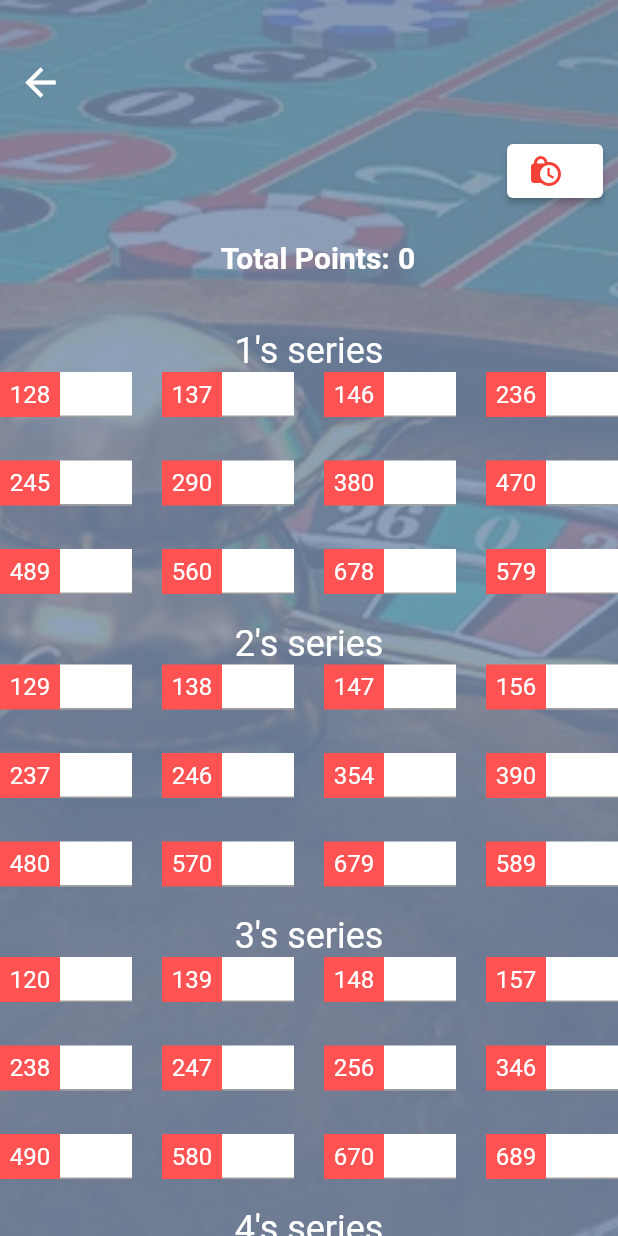
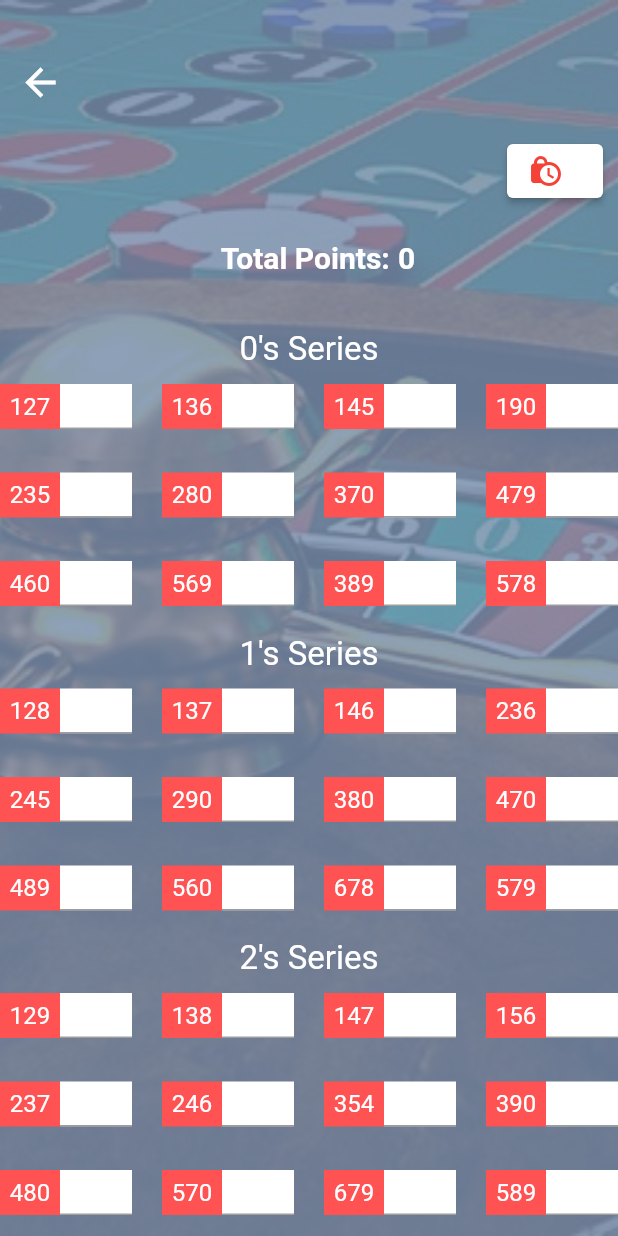
Before and after one commit to DroidSU/kuber_starline, a Flutter app: the SinglePannaGameScreen screen opened directly with empty values, on a phone screen of 412 x 824 dp. Run offline on Flutter 3.47's test engine with Material 2 defaults, Android fonts, the light colour scheme and no system bars; our stand-ins replace shared_preferences; accounts and stored records are empty.

Commit message:
Design and UI changes

```diff
--- /dev/null
+++ b/lib/customs/custom_game_box.dart
@@ -0,0 +1,75 @@
+import 'package:flutter/material.dart';
+
+import 'custom_inc_dec_textfield.dart';
+
+class CustomGameBox extends StatefulWidget {
+  final String seriesName;
+  final List<int> listOfNumbers;
+
+  CustomGameBox({@required this.seriesName, @required this.listOfNumbers});
+
+  @override
+  _CustomGameBoxState createState() => _CustomGameBoxState();
+}
+
+class _CustomGameBoxState extends State<CustomGameBox> {
+  String seriesName;
+  List<int> listOfNumbers = List();
+
+  @override
+  void initState() {
+    // TODO: implement initState
+    super.initState();
+    seriesName = widget.seriesName;
+    listOfNumbers = widget.listOfNumbers;
+  }
+
+  @override
+  Widget build(BuildContext context) {
+    return Column(
+      mainAxisAlignment: MainAxisAlignment.center,
+      children: [
+        Container(
+          alignment: Alignment.center,
+          color: Colors.transparent,
+          child: Text(
+            seriesName,
+            style: TextStyle(color: Colors.white, fontSize: 22),
+          ),
+        ),
+        SizedBox(
+          height: 10,
+        ),
+        GridView.builder(
+            itemCount: listOfNumbers.length,
+            shrinkWrap: true,
+            physics: NeverScrollableScrollPhysics(),
+            gridDelegate: SliverGridDelegateWithMaxCrossAxisExtent(
+                maxCrossAxisExtent: 100,
+                childAspectRatio: 4 / 2,
+                crossAxisSpacing: 20,
+                mainAxisSpacing: 15),
+            itemBuilder: (BuildContext buildcontext, index) {
+              return CustomTextField(
+                boxValue: listOfNumbers[index],
+                onAmountValueChanged: (value) {
+                  // valueMap[index] = int.parse(value);
+                  // int currentPoint = 0;
+                  //
+                  // for (int i = 0; i < valueMap.length; i++) {
+                  //   currentPoint += valueMap[i];
+                  // }
+                  //
+                  // setState(() {
+                  //   totalPoints = currentPoint;
+                  // });
+                },
+              );
+            }),
+        SizedBox(
+          height: 5,
+        ),
+      ],
+    );
+  }
+}
--- a/lib/customs/utility_methods.dart
+++ b/lib/customs/utility_methods.dart
@@ -49,7 +49,6 @@ class UtilityMethodsManager {
 
     int difference = dateTimeNow.difference(inputTime).inMinutes;
 
-    print(difference);
     if (difference < -20)
       return true;
     else
--- a/lib/ui/SingleGameScreen.dart
+++ b/lib/ui/SingleGameScreen.dart
@@ -195,7 +195,9 @@ class _SingleGameScreenState extends State<SingleGameScreen> {
                       style: TextStyle(color: Colors.white, fontSize: 18),
                     ),
                     color: Colors.red,
-                    onPressed: () {},
+                    onPressed: () {
+                      onSubmitClicked();
+                    },
                   ),
                 ),
               )
@@ -217,4 +219,6 @@ class _SingleGameScreenState extends State<SingleGameScreen> {
 
     return true;
   }
+
+  void onSubmitClicked() {}
 }
--- a/lib/ui/SinglePannaGameScreen.dart
+++ b/lib/ui/SinglePannaGameScreen.dart
@@ -1,6 +1,8 @@
+import 'dart:collection';
+
 import 'package:flutter/material.dart';
 import 'package:kuber_starline/constants/project_constants.dart';
-import 'package:kuber_starline/customs/custom_inc_dec_textfield.dart';
+import 'package:kuber_starline/customs/custom_game_box.dart';
 import 'package:kuber_starline/network/models/game_model.dart';
 import 'package:shared_preferences/shared_preferences.dart';
 
@@ -27,10 +29,18 @@ class _SinglePannaGameScreenState extends State<SinglePannaGameScreen> {
 
   int totalPoints = 0;
 
+  List<int> zeroSeriesNumber = List();
   List<int> oneSeriesNumbers = List();
   List<int> twoSeriesNumbers = List();
   List<int> threeSeriesNumbers = List();
   List<int> fourSeriesNumbers = List();
+  List<int> fiveSeriesNumbers = List();
+  List<int> sixSeriesNumbers = List();
+  List<int> sevenSeriesNumbers = List();
+  List<int> eightSeriesNumbers = List();
+  List<int> nineSeriesNumbers = List();
+
+  HashMap<int, List> hashMap = HashMap();
 
   @override
   void initState() {
@@ -41,6 +51,21 @@ class _SinglePannaGameScreenState extends State<SinglePannaGameScreen> {
     gameTime = widget.gameTime;
 
     getUserDetails();
+
+    zeroSeriesNumber = [
+      127,
+      136,
+      145,
+      190,
+      235,
+      280,
+      370,
+      479,
+      460,
+      569,
+      389,
+      578
+    ];
 
     oneSeriesNumbers = [
       128,
@@ -101,6 +126,118 @@ class _SinglePannaGameScreenState extends State<SinglePannaGameScreen> {
       680,
       789
     ];
+
+    fiveSeriesNumbers = [
+      159,
+      168,
+      230,
+      249,
+      258,
+      140,
+      267,
+      348,
+      357,
+      456,
+      690,
+      780
+    ];
+
+    sixSeriesNumbers = [
+      123,
+      150,
+      169,
+      178,
+      240,
+      259,
+      268,
+      349,
+      358,
+      457,
+      367,
+      790
+    ];
+
+    sevenSeriesNumbers = [
+      124,
+      160,
+      179,
+      250,
+      269,
+      278,
+      340,
+      359,
+      368,
+      458,
+      467,
+      890
+    ];
+
+    eightSeriesNumbers = [
+      125,
+      134,
+      170,
+      189,
+      260,
+      279,
+      350,
+      369,
+      378,
+      459,
+      567,
+      468
+    ];
+
+    nineSeriesNumbers = [
+      126,
+      135,
+      180,
+      234,
+      270,
+      289,
+      360,
+      379,
+      450,
+      469,
+      478,
+      568
+    ];
+
+    if (hashMap.isEmpty) {
+      for (int i = 0; i < 10; i++) {
+        switch (i) {
+          case 0:
+            hashMap[i] = zeroSeriesNumber;
+            break;
+          case 1:
+            hashMap[i] = oneSeriesNumbers;
+            break;
+          case 2:
+            hashMap[i] = twoSeriesNumbers;
+            break;
+          case 3:
+            hashMap[i] = threeSeriesNumbers;
+            break;
+          case 4:
+            hashMap[i] = fourSeriesNumbers;
+            break;
+          case 5:
+            hashMap[i] = fiveSeriesNumbers;
+            break;
+          case 6:
+            hashMap[i] = sixSeriesNumbers;
+            break;
+          case 7:
+            hashMap[i] = sevenSeriesNumbers;
+            break;
+          case 8:
+            hashMap[i] = eightSeriesNumbers;
+            break;
+          case 9:
+            hashMap[i] = nineSeriesNumbers;
+            break;
+        }
+      }
+    }
   }
 
   @override
@@ -213,175 +350,36 @@ class _SinglePannaGameScreenState extends State<SinglePannaGameScreen> {
                     mainAxisAlignment: MainAxisAlignment.center,
                     crossAxisAlignment: CrossAxisAlignment.center,
                     children: [
-                      Column(
-                        mainAxisAlignment: MainAxisAlignment.center,
-                        children: [
-                          Container(
-                            alignment: Alignment.center,
-                            color: Colors.transparent,
-                            child: Text(
-                              '1\'s series',
-                              style:
-                                  TextStyle(color: Colors.white, fontSize: 24),
-                            ),
-                          ),
-                          GridView.builder(
-                              itemCount: oneSeriesNumbers.length,
-                              shrinkWrap: true,
-                              gridDelegate:
-                                  SliverGridDelegateWithMaxCrossAxisExtent(
-                                      maxCrossAxisExtent: 100,
-                                      childAspectRatio: 4 / 2,
-                                      crossAxisSpacing: 20,
-                                      mainAxisSpacing: 15),
-                              itemBuilder: (BuildContext buildcontext, index) {
-                                return CustomTextField(
-                                  boxValue: oneSeriesNumbers[index],
-                                  onAmountValueChanged: (value) {
-                                    // valueMap[index] = int.parse(value);
-                                    // int currentPoint = 0;
-                                    //
-                                    // for (int i = 0; i < valueMap.length; i++) {
-                                    //   currentPoint += valueMap[i];
-                                    // }
-                                    //
-                                    // setState(() {
-                                    //   totalPoints = currentPoint;
-                                    // });
-                                  },
-                                );
-                              }),
-                        ],
-                      ),
-                      SizedBox(
-                        height: 5,
-                      ),
-                      Column(
-                        mainAxisAlignment: MainAxisAlignment.center,
-                        children: [
-                          Container(
-                            alignment: Alignment.center,
-                            color: Colors.transparent,
-                            child: Text(
-                              '2\'s series',
-                              style:
-                                  TextStyle(color: Colors.white, fontSize: 24),
-                            ),
-                          ),
-                          GridView.builder(
-                              itemCount: twoSeriesNumbers.length,
-                              shrinkWrap: true,
-                              gridDelegate:
-                                  SliverGridDelegateWithMaxCrossAxisExtent(
-                                      maxCrossAxisExtent: 100,
-                                      childAspectRatio: 4 / 2,
-                                      crossAxisSpacing: 20,
-                                      mainAxisSpacing: 15),
-                              itemBuilder: (BuildContext buildcontext, index) {
-                                return CustomTextField(
-                                  boxValue: twoSeriesNumbers[index],
-                                  onAmountValueChanged: (value) {
-                                    // valueMap[index] = int.parse(value);
-                                    // int currentPoint = 0;
-                                    //
-                                    // for (int i = 0; i < valueMap.length; i++) {
-                                    //   currentPoint += valueMap[i];
-                                    // }
-                                    //
-                                    // setState(() {
-                                    //   totalPoints = currentPoint;
-                                    // });
-                                  },
-                                );
-                              }),
-                        ],
-                      ),
-                      SizedBox(
-                        height: 5,
-                      ),
-                      Column(
-                        mainAxisAlignment: MainAxisAlignment.center,
-                        children: [
-                          Container(
-                            alignment: Alignment.center,
-                            color: Colors.transparent,
-                            child: Text(
-                              '3\'s series',
-                              style:
-                                  TextStyle(color: Colors.white, fontSize: 24),
-                            ),
-                          ),
-                          GridView.builder(
-                              itemCount: threeSeriesNumbers.length,
-                              shrinkWrap: true,
-                              gridDelegate:
-                                  SliverGridDelegateWithMaxCrossAxisExtent(
-                                      maxCrossAxisExtent: 100,
-                                      childAspectRatio: 4 / 2,
-                                      crossAxisSpacing: 20,
-                                      mainAxisSpacing: 15),
-                              itemBuilder: (BuildContext buildcontext, index) {
-                                return CustomTextField(
-                                  boxValue: threeSeriesNumbers[index],
-                                  onAmountValueChanged: (value) {
-                                    // valueMap[index] = int.parse(value);
-                                    // int currentPoint = 0;
-                                    //
-                                    // for (int i = 0; i < valueMap.length; i++) {
-                                    //   currentPoint += valueMap[i];
-                                    // }
-                                    //
-                                    // setState(() {
-                                    //   totalPoints = currentPoint;
-                                    // });
-                                  },
-                                );
-                              }),
-                        ],
-                      ),
-                      SizedBox(
-                        height: 5,
-                      ),
-                      Column(
-                        mainAxisAlignment: MainAxisAlignment.center,
-                        children: [
-                          Container(
-                            alignment: Alignment.center,
-                            color: Colors.transparent,
-                            child: Text(
-                              '4\'s series',
-                              style:
-                                  TextStyle(color: Colors.white, fontSize: 24),
-                            ),
-                          ),
-                          GridView.builder(
-                              itemCount: fourSeriesNumbers.length,
-                              shrinkWrap: true,
-                              gridDelegate:
-                                  SliverGridDelegateWithMaxCrossAxisExtent(
-                                      maxCrossAxisExtent: 100,
-                                      childAspectRatio: 4 / 2,
-                                      crossAxisSpacing: 20,
-                                      mainAxisSpacing: 15),
-                              itemBuilder: (BuildContext buildcontext, index) {
-                                return CustomTextField(
-                                  boxValue: fourSeriesNumbers[index],
-                                  onAmountValueChanged: (value) {
-                                    // valueMap[index] = int.parse(value);
-                                    // int currentPoint = 0;
-                                    //
-                                    // for (int i = 0; i < valueMap.length; i++) {
-                                    //   currentPoint += valueMap[i];
-                                    // }
-                                    //
-                                    // setState(() {
-                                    //   totalPoints = currentPoint;
-                                    // });
-                                  },
-                                );
-                              }),
-                        ],
-                      ),
+                      CustomGameBox(
+                          seriesName: '0\'s Series',
+                          listOfNumbers: zeroSeriesNumber),
+                      CustomGameBox(
+                          seriesName: '1\'s Series',
+                          listOfNumbers: oneSeriesNumbers),
+                      CustomGameBox(
+                          seriesName: '2\'s Series',
+                          listOfNumbers: twoSeriesNumbers),
+                      CustomGameBox(
+                          seriesName: '3\'s Series',
+                          listOfNumbers: threeSeriesNumbers),
+                      CustomGameBox(
+                          seriesName: '4\'s Series',
+                          listOfNumbers: fourSeriesNumbers),
+                      CustomGameBox(
+                          seriesName: '5\'s Series',
+                          listOfNumbers: fiveSeriesNumbers),
+                      CustomGameBox(
+                          seriesName: '6\'s Series',
+                          listOfNumbers: sixSeriesNumbers),
+                      CustomGameBox(
+                          seriesName: '7\'s Series',
+                          listOfNumbers: sevenSeriesNumbers),
+                      CustomGameBox(
+                          seriesName: '8\'s Series',
+                          listOfNumbers: eightSeriesNumbers),
+                      CustomGameBox(
+                          seriesName: '9\'s Series',
+                          listOfNumbers: nineSeriesNumbers),
                     ],
                   ),
                 ),
```
Also changed, not shown: lib/ui/GameTypeScreen.dart (+20 -6 lines), lib/ui/TriplePannaGameScreen.dart (added, +224 -0 lines).
